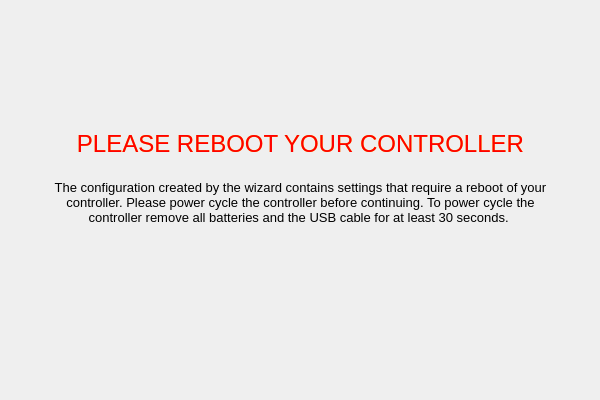
The window that ground/openpilotgcs/src/plugins/setupwizard/pages/rebootpage.ui (openpilot/OpenPilot) describes before a commit, drawn with Qt 5.
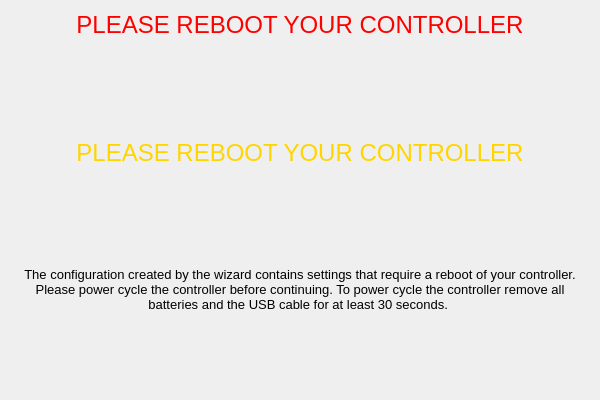
The same window after the commit.

Commit message: GCS-Added layouts to new wiz

Diff of the .ui file:
```diff
--- a/ground/openpilotgcs/src/plugins/setupwizard/pages/rebootpage.ui
+++ b/ground/openpilotgcs/src/plugins/setupwizard/pages/rebootpage.ui
@@ -13,15 +13,9 @@
   <property name="windowTitle">
    <string>WizardPage</string>
   </property>
+  <layout class="QVBoxLayout" name="verticalLayout">
+   <item>
   <widget class="QLabel" name="redLabel">
-   <property name="geometry">
-    <rect>
-     <x>50</x>
-     <y>130</y>
-     <width>501</width>
-     <height>41</height>
-    </rect>
-   </property>
    <property name="text">
     <string>&lt;!DOCTYPE HTML PUBLIC &quot;-//W3C//DTD HTML 4.0//EN&quot; &quot;http://www.w3.org/TR/REC-html40/strict.dtd&quot;&gt;
 &lt;html&gt;&lt;head&gt;&lt;meta name=&quot;qrichtext&quot; content=&quot;1&quot; /&gt;&lt;style type=&quot;text/css&quot;&gt;
@@ -36,38 +30,9 @@
     <bool>true</bool>
    </property>
   </widget>
-  <widget class="QLabel" name="label_3">
-   <property name="geometry">
-    <rect>
-     <x>50</x>
-     <y>180</y>
-     <width>501</width>
-     <height>151</height>
-    </rect>
-   </property>
-   <property name="text">
-    <string>&lt;!DOCTYPE HTML PUBLIC &quot;-//W3C//DTD HTML 4.0//EN&quot; &quot;http://www.w3.org/TR/REC-html40/strict.dtd&quot;&gt;
-&lt;html&gt;&lt;head&gt;&lt;meta name=&quot;qrichtext&quot; content=&quot;1&quot; /&gt;&lt;style type=&quot;text/css&quot;&gt;
-p, li { white-space: pre-wrap; }
-&lt;/style&gt;&lt;/head&gt;&lt;body style=&quot; font-family:'MS Shell Dlg 2'; font-size:8pt; font-weight:400; font-style:normal;&quot;&gt;
-&lt;p align=&quot;center&quot; style=&quot; margin-top:0px; margin-bottom:0px; margin-left:0px; margin-right:0px; -qt-block-indent:0; text-indent:0px;&quot;&gt;&lt;span style=&quot; font-size:10pt; color:#000000;&quot;&gt;The configuration created by the wizard contains settings that require a reboot of your controller. Please power cycle the controller before continuing. To power cycle the controller remove all batteries and the USB cable for at least 30 seconds. &lt;/span&gt;&lt;/p&gt;&lt;/body&gt;&lt;/html&gt;</string>
-   </property>
-   <property name="alignment">
-    <set>Qt::AlignLeading|Qt::AlignLeft|Qt::AlignTop</set>
-   </property>
-   <property name="wordWrap">
-    <bool>true</bool>
-   </property>
-  </widget>
+   </item>
+   <item>
   <widget class="QLabel" name="yellowLabel">
-   <property name="geometry">
-    <rect>
-     <x>50</x>
-     <y>130</y>
-     <width>501</width>
-     <height>41</height>
-    </rect>
-   </property>
    <property name="text">
     <string>&lt;!DOCTYPE HTML PUBLIC &quot;-//W3C//DTD HTML 4.0//EN&quot; &quot;http://www.w3.org/TR/REC-html40/strict.dtd&quot;&gt;
 &lt;html&gt;&lt;head&gt;&lt;meta name=&quot;qrichtext&quot; content=&quot;1&quot; /&gt;&lt;style type=&quot;text/css&quot;&gt;
@@ -82,6 +47,25 @@
     <bool>true</bool>
    </property>
   </widget>
+   </item>
+   <item>
+    <widget class="QLabel" name="label_3">
+     <property name="text">
+      <string>&lt;!DOCTYPE HTML PUBLIC &quot;-//W3C//DTD HTML 4.0//EN&quot; &quot;http://www.w3.org/TR/REC-html40/strict.dtd&quot;&gt;
+&lt;html&gt;&lt;head&gt;&lt;meta name=&quot;qrichtext&quot; content=&quot;1&quot; /&gt;&lt;style type=&quot;text/css&quot;&gt;
+p, li { white-space: pre-wrap; }
+&lt;/style&gt;&lt;/head&gt;&lt;body style=&quot; font-family:'MS Shell Dlg 2'; font-size:8pt; font-weight:400; font-style:normal;&quot;&gt;
+&lt;p align=&quot;center&quot; style=&quot; margin-top:0px; margin-bottom:0px; margin-left:0px; margin-right:0px; -qt-block-indent:0; text-indent:0px;&quot;&gt;&lt;span style=&quot; font-size:10pt; color:#000000;&quot;&gt;The configuration created by the wizard contains settings that require a reboot of your controller. Please power cycle the controller before continuing. To power cycle the controller remove all batteries and the USB cable for at least 30 seconds. &lt;/span&gt;&lt;/p&gt;&lt;/body&gt;&lt;/html&gt;</string>
+     </property>
+     <property name="alignment">
+      <set>Qt::AlignLeading|Qt::AlignLeft|Qt::AlignTop</set>
+     </property>
+     <property name="wordWrap">
+      <bool>true</bool>
+     </property>
+    </widget>
+   </item>
+  </layout>
   <zorder>yellowLabel</zorder>
   <zorder>redLabel</zorder>
   <zorder>label_3</zorder>
```
Lines whose indentation alone changed are shown as unchanged. The commit also changes 14 other files.
